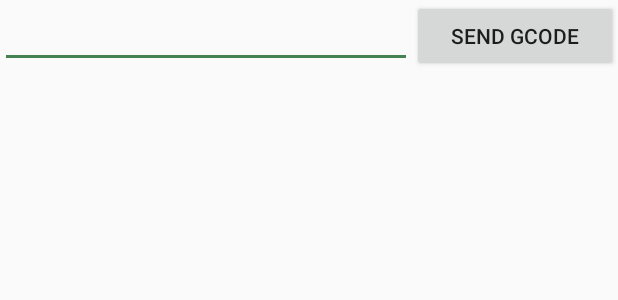
After one commit to kijenzi/kijenzi-mobile, an Android app: the layout activity_developer.xml on its own in the app's theme, with its tools: preview values and no code run, on a phone screen of 412 x 824 dp. The commit adds this screen. Shown: the top 300 px of the screen. Run offline under Robolectric (Android 15) with nearby library versions, the phone set to English and light mode, and no system bars.

Commit message:
Added developer gcode screen

```diff
--- a/app/build.gradle
+++ b/app/build.gradle
@@ -40,4 +40,5 @@ dependencies {
 
 
 
+
 apply plugin: 'com.google.gms.google-services'
--- a/app/src/main/AndroidManifest.xml
+++ b/app/src/main/AndroidManifest.xml
@@ -44,7 +44,8 @@
             android:name=".NewRequestHandler"
             android:exported="true"
             android:screenOrientation="portrait" />
-        <activity android:name=".ParamsEditActivity"></activity>
+        <activity android:name=".ParamsEditActivity" />
+        <activity android:name=".DeveloperActivity"></activity>
     </application>
 
 </manifest>
--- a/app/src/main/java/com/example/cmgoe/medtechkijenzi/DesignDetailActivity.java
+++ b/app/src/main/java/com/example/cmgoe/medtechkijenzi/DesignDetailActivity.java
@@ -158,7 +158,7 @@ public class DesignDetailActivity extends AppCompatActivity {
 
     private void print() {
         if(selectionMade){
-            connection = new BluetoothThread(selectedDevice, localFile);
+            connection = new BluetoothThread(selectedDevice, localFile, false);
             connection.start();
             System.out.println("Printing...");
             Toast.makeText(getApplicationContext(), "Printing design...", Toast.LENGTH_LONG).show();
--- /dev/null
+++ b/app/src/main/res/layout/activity_developer.xml
@@ -0,0 +1,30 @@
+<?xml version="1.0" encoding="utf-8"?>
+<RelativeLayout xmlns:android="http://schemas.android.com/apk/res/android"
+    xmlns:app="http://schemas.android.com/apk/res-auto"
+    xmlns:tools="http://schemas.android.com/tools"
+    android:layout_width="match_parent"
+    android:layout_height="match_parent"
+    tools:context="com.example.cmgoe.medtechkijenzi.DeveloperActivity">
+
+    <LinearLayout
+        android:layout_width="match_parent"
+        android:layout_height="wrap_content"
+        android:weightSum="3">
+
+    <EditText
+        android:id="@+id/gcode_input"
+        android:layout_height="wrap_content"
+        android:layout_width="0dp"
+        android:layout_weight="2"
+        android:inputType="text"/>
+
+    <Button
+        android:id="@+id/send_button"
+        android:layout_height="wrap_content"
+        android:layout_width="0dp"
+        android:layout_weight="1"
+        android:text="Send GCODE" />
+
+    </LinearLayout>
+
+</RelativeLayout>
```
Also changed, not shown: app/src/main/java/com/example/cmgoe/medtechkijenzi/BluetoothThread.java (+41 -33 lines), app/src/main/java/com/example/cmgoe/medtechkijenzi/DeveloperActivity.java (added, +100 -0 lines), app/src/main/java/com/example/cmgoe/medtechkijenzi/MainActivity.java (+11 -0 lines), app/src/main/res/layout/activity_main.xml (+10 -2 lines).
